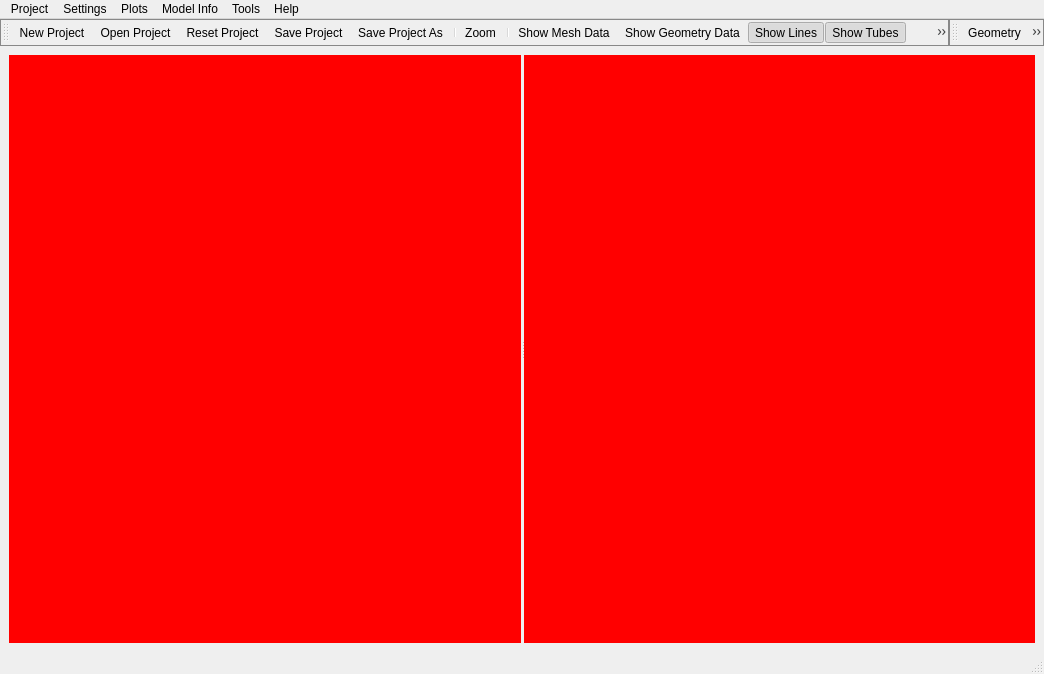
Qt form pulse/interface/data/ui_files/main_window.ui (open-pulse/OpenPulse) before a commit.
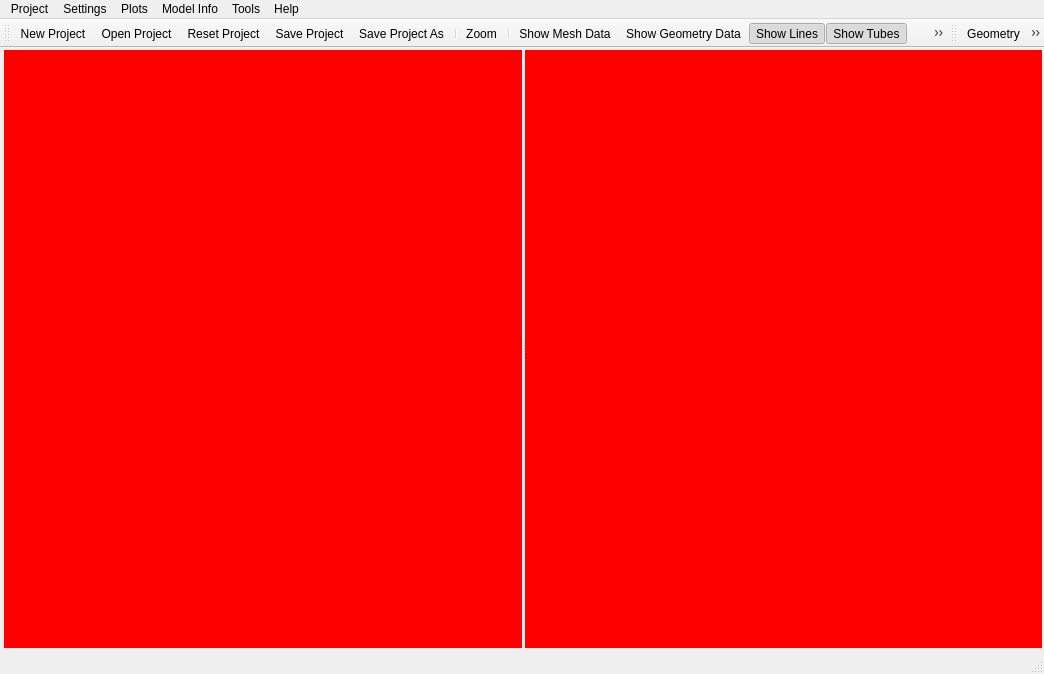
The same form after that commit. Icons and pictures are not drawn.

```diff
--- a/pulse/interface/data/ui_files/main_window.ui
+++ b/pulse/interface/data/ui_files/main_window.ui
@@ -22,6 +22,18 @@
     <string notr="true"/>
    </property>
    <layout class="QVBoxLayout" name="verticalLayout">
+    <property name="leftMargin">
+     <number>4</number>
+    </property>
+    <property name="topMargin">
+     <number>2</number>
+    </property>
+    <property name="rightMargin">
+     <number>2</number>
+    </property>
+    <property name="bottomMargin">
+     <number>4</number>
+    </property>
     <item>
      <widget class="QSplitter" name="splitter">
       <property name="lineWidth">
@@ -185,14 +197,6 @@
    <property name="windowTitle">
     <string>Main toolbar</string>
    </property>
-   <property name="styleSheet">
-    <string notr="true">QToolBar {
-    border-style: solid;
-    border-width: 1px;
-    border-color: #888888;
-}
-</string>
-   </property>
    <attribute name="toolBarArea">
     <enum>TopToolBarArea</enum>
    </attribute>
@@ -219,15 +223,7 @@
   </widget>
   <widget class="QToolBar" name="workspaces_toolbar">
    <property name="windowTitle">
-    <string>toolBar</string>
-   </property>
-   <property name="styleSheet">
-    <string notr="true">QToolBar {
-    border-style: solid;
-    border-width: 1px;
-    border-color: #888888;
-}
-</string>
+    <string>Workspaces toolbar</string>
    </property>
    <property name="toolButtonStyle">
     <enum>Qt::ToolButtonStyle::ToolButtonTextBesideIcon</enum>
```
Left out of the diff: 4 changed lines with no effect on the pictures.
